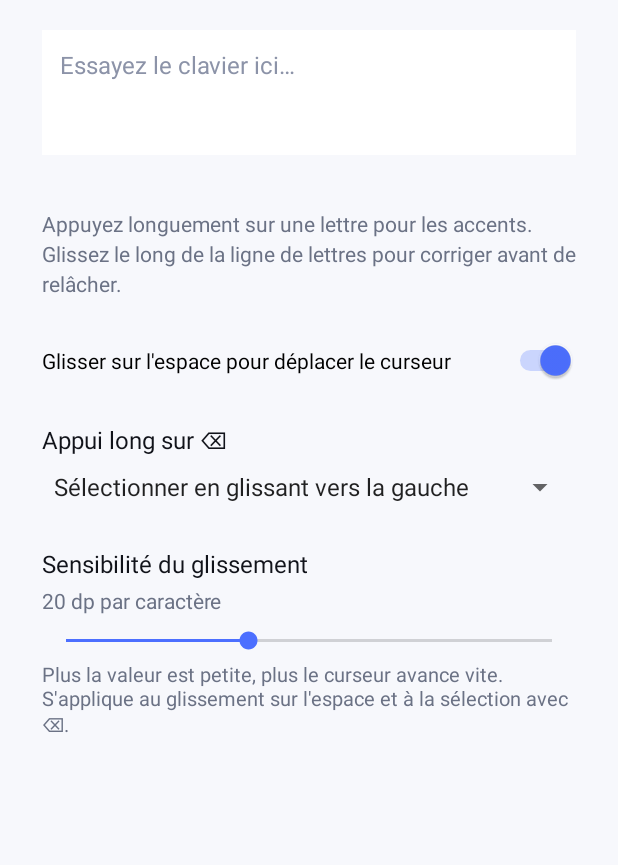
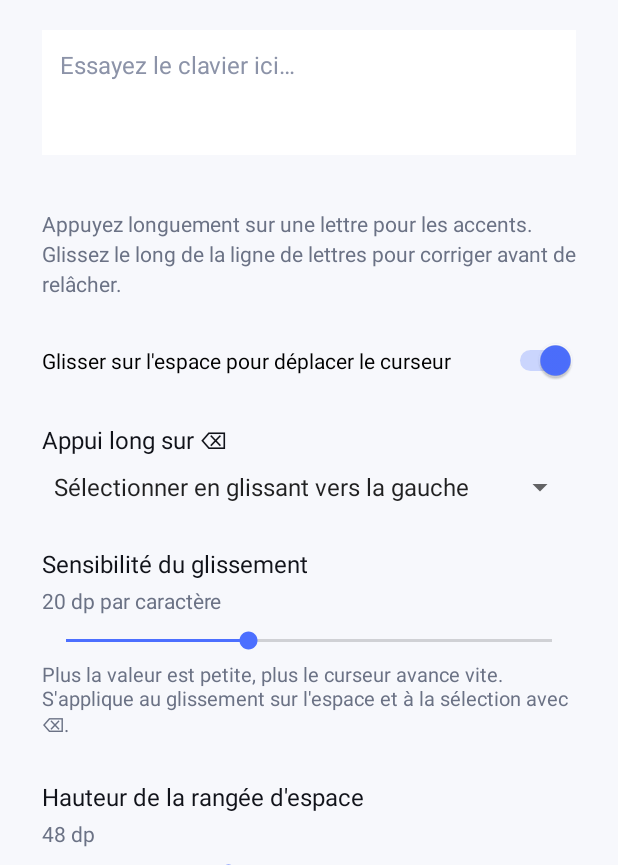
Before and after one commit to e544a064/Type1, an Android app: the screen it shows after launch (SetupActivity), on a phone screen of 412 x 824 dp, the part 371-1236 px from its top. Run offline under Robolectric (Android 15) with nearby library versions, the phone set to English and light mode, and no system bars.

Commit message:
feat: configurable spacebar row height
The bottom row (page, space, comma, enter) was a fixed 48 dp. Make it a 36-72 dp setting with a slider and live label, persisted in Prefs and applied whenever the keyboard is shown. The keyboard re-measures and relayouts when it changes.

```diff
--- a/app/src/main/java/fr/type1/keyboard/Prefs.kt
+++ b/app/src/main/java/fr/type1/keyboard/Prefs.kt
@@ -11,6 +11,7 @@ object Prefs {
 	private const val SPACE_CURSOR = "space_cursor"
 	private const val BACKSPACE_HOLD = "backspace_hold"
 	private const val SWIPE_SENSITIVITY = "swipe_sensitivity"
+	private const val UTILITY_ROW_HEIGHT = "utility_row_height"
 
 	/** Drag horizontally on the spacebar to move the caret. Enabled by default. */
 	fun spaceCursor(context: Context): Boolean = (
@@ -59,4 +60,18 @@ object Prefs {
 		. putInt(SWIPE_SENSITIVITY, dpPerStep.coerceIn(8, 40))
 		. apply()
 	}
+
+	/** Height in dp of the bottom row holding the spacebar. Default 48 dp. */
+	fun utilityRowHeight(context: Context): Int = (
+		context.getSharedPreferences(PREFS, Context.MODE_PRIVATE)
+		. getInt(UTILITY_ROW_HEIGHT, 48)
+		. coerceIn(36, 72)
+	)
+
+	fun setUtilityRowHeight(context: Context, heightDp: Int) {
+		context.getSharedPreferences(PREFS, Context.MODE_PRIVATE)
+		. edit()
+		. putInt(UTILITY_ROW_HEIGHT, heightDp.coerceIn(36, 72))
+		. apply()
+	}
 }
--- a/app/src/main/java/fr/type1/keyboard/SetupActivity.kt
+++ b/app/src/main/java/fr/type1/keyboard/SetupActivity.kt
@@ -74,5 +74,23 @@ class SetupActivity : Activity() {
 
 			override fun onStopTrackingTouch(bar: SeekBar?) = Unit
 		})
+
+		val heightSeek = findViewById<SeekBar>(R.id.utilityHeightSeek)
+		val heightValue = findViewById<TextView>(R.id.utilityHeightValue)
+		heightSeek.max = 36
+		val initialHeight = Prefs.utilityRowHeight(this)
+		heightSeek.progress = initialHeight - 36
+		heightValue.text = getString(R.string.setup_height_value, initialHeight)
+		heightSeek.setOnSeekBarChangeListener(object : SeekBar.OnSeekBarChangeListener {
+			override fun onProgressChanged(bar: SeekBar?, progress: Int, fromUser: Boolean) {
+				val dp = progress + 36
+				heightValue.text = getString(R.string.setup_height_value, dp)
+				if (fromUser) Prefs.setUtilityRowHeight(this@SetupActivity, dp)
+			}
+
+			override fun onStartTrackingTouch(bar: SeekBar?) = Unit
+
+			override fun onStopTrackingTouch(bar: SeekBar?) = Unit
+		})
 	}
 }
--- a/app/src/main/java/fr/type1/keyboard/Type1Ime.kt
+++ b/app/src/main/java/fr/type1/keyboard/Type1Ime.kt
@@ -30,6 +30,7 @@ class Type1Ime : InputMethodService(), KeyboardView.Listener {
 		view.setSpaceCursorEnabled(Prefs.spaceCursor(this))
 		view.setBackspaceHold(Prefs.backspaceHold(this))
 		view.setSwipeSensitivity(Prefs.swipeSensitivity(this))
+		view.setUtilityRowHeight(Prefs.utilityRowHeight(this))
 		view.setOnApplyWindowInsetsListener { _, insets ->
 			view.setBottomInset(navigationBarHeight(insets))
 			insets
@@ -52,6 +53,7 @@ class Type1Ime : InputMethodService(), KeyboardView.Listener {
 		keyboardView?.setSpaceCursorEnabled(Prefs.spaceCursor(this))
 		keyboardView?.setBackspaceHold(Prefs.backspaceHold(this))
 		keyboardView?.setSwipeSensitivity(Prefs.swipeSensitivity(this))
+		keyboardView?.setUtilityRowHeight(Prefs.utilityRowHeight(this))
 		selectAnchor = -1
 		selectWidth = 0
 		keyboardView?.refresh()
--- a/app/src/main/res/layout/activity_setup.xml
+++ b/app/src/main/res/layout/activity_setup.xml
@@ -115,5 +115,27 @@
 			android:text="@string/setup_swipe_hint"
 			android:textColor="#FF6B7285"
 			android:textSize="13sp" />
+
+		<TextView
+			android:layout_width="match_parent"
+			android:layout_height="wrap_content"
+			android:layout_marginTop="28dp"
+			android:text="@string/setup_utility_height"
+			android:textColor="#FF11131A"
+			android:textSize="16sp" />
+
+		<TextView
+			android:id="@+id/utilityHeightValue"
+			android:layout_width="match_parent"
+			android:layout_height="wrap_content"
+			android:layout_marginTop="4dp"
+			android:textColor="#FF6B7285"
+			android:textSize="14sp" />
+
+		<SeekBar
+			android:id="@+id/utilityHeightSeek"
+			android:layout_width="match_parent"
+			android:layout_height="wrap_content"
+			android:layout_marginTop="8dp" />
 	</LinearLayout>
 </ScrollView>
--- a/app/src/main/res/values/strings.xml
+++ b/app/src/main/res/values/strings.xml
@@ -19,4 +19,6 @@
 	<string name="setup_swipe_sensitivity">Sensibilité du glissement</string>
 	<string name="setup_swipe_value">%1$d dp par caractère</string>
 	<string name="setup_swipe_hint">Plus la valeur est petite, plus le curseur avance vite. S\'applique au glissement sur l\'espace et à la sélection avec ⌫.</string>
+	<string name="setup_utility_height">Hauteur de la rangée d\'espace</string>
+	<string name="setup_height_value">%1$d dp</string>
 </resources>
```
Also changed, not shown: app/src/main/java/fr/type1/keyboard/KeyboardView.kt (+11 -2 lines), 2 other files.
